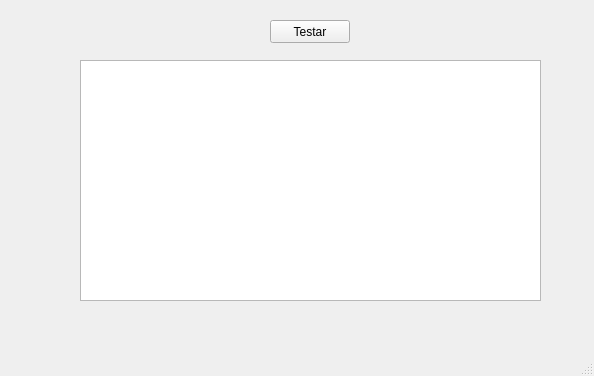
Before: the Qt Designer form Lista/mainwindow.ui in cpedrohenrique1/Lista, drawn with Qt 5.
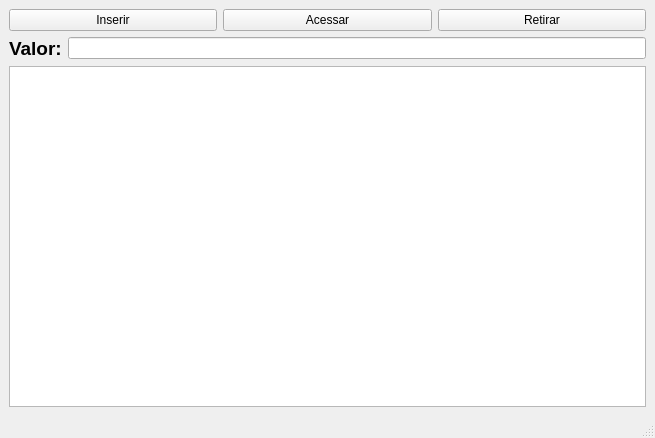
After: the same form once the commit is applied.

What changed in the file:
```diff
--- a/Lista/mainwindow.ui
+++ b/Lista/mainwindow.ui
@@ -6,37 +6,75 @@
    <rect>
     <x>0</x>
     <y>0</y>
-    <width>594</width>
-    <height>376</height>
+    <width>655</width>
+    <height>438</height>
    </rect>
   </property>
   <property name="windowTitle">
    <string>MainWindow</string>
   </property>
   <widget class="QWidget" name="centralwidget">
-   <widget class="QPushButton" name="botaoTestar">
-    <property name="geometry">
-     <rect>
-      <x>270</x>
-      <y>20</y>
-      <width>80</width>
-      <height>23</height>
-     </rect>
-    </property>
-    <property name="text">
-     <string>Testar</string>
-    </property>
-   </widget>
-   <widget class="QTextEdit" name="saida">
-    <property name="geometry">
-     <rect>
-      <x>80</x>
-      <y>60</y>
-      <width>461</width>
-      <height>241</height>
-     </rect>
-    </property>
-   </widget>
+   <layout class="QGridLayout" name="gridLayout">
+    <item row="0" column="0">
+     <layout class="QVBoxLayout" name="verticalLayout">
+      <item>
+       <layout class="QHBoxLayout" name="horizontalLayout_2">
+        <item>
+         <widget class="QPushButton" name="pushButton_InserirInicio">
+          <property name="text">
+           <string>Inserir</string>
+          </property>
+         </widget>
+        </item>
+        <item>
+         <widget class="QPushButton" name="pushButton_AcessarInicio">
+          <property name="text">
+           <string>Acessar</string>
+          </property>
+         </widget>
+        </item>
+        <item>
+         <widget class="QPushButton" name="pushButton_RetirarInicio">
+          <property name="text">
+           <string>Retirar</string>
+          </property>
+         </widget>
+        </item>
+       </layout>
+      </item>
+      <item>
+       <layout class="QHBoxLayout" name="horizontalLayout">
+        <item>
+         <widget class="QLabel" name="label">
+          <property name="text">
+           <string>&lt;html&gt;&lt;head/&gt;&lt;body&gt;&lt;p&gt;&lt;span style=&quot; font-size:14pt; font-weight:700;&quot;&gt;Valor:&lt;/span&gt;&lt;/p&gt;&lt;/body&gt;&lt;/html&gt;</string>
+          </property>
+         </widget>
+        </item>
+        <item>
+         <widget class="QLineEdit" name="lineEdit_InputValor">
+          <property name="sizePolicy">
+           <sizepolicy hsizetype="Expanding" vsizetype="Fixed">
+            <horstretch>0</horstretch>
+            <verstretch>0</verstretch>
+           </sizepolicy>
+          </property>
+          <property name="layoutDirection">
+           <enum>Qt::LeftToRight</enum>
+          </property>
+          <property name="text">
+           <string/>
+          </property>
+         </widget>
+        </item>
+       </layout>
+      </item>
+      <item>
+       <widget class="QTextEdit" name="saida"/>
+      </item>
+     </layout>
+    </item>
+   </layout>
   </widget>
   <widget class="QMenuBar" name="menubar">
    <property name="geometry">
```
Left out of the diff: 2 changed lines with no effect on the pictures.
